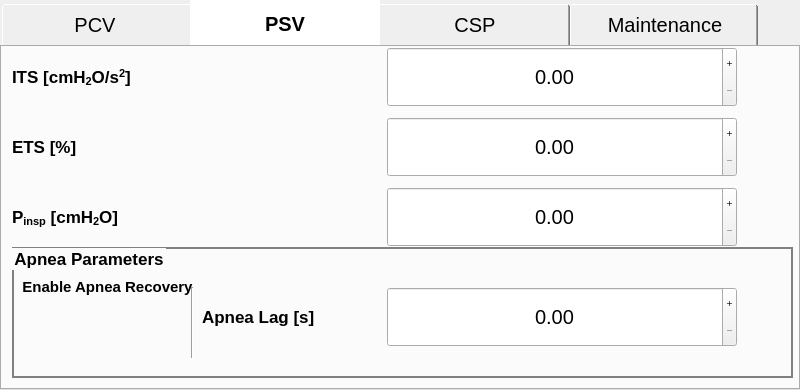
Before: the Qt Designer form gui/settings/settings.ui in guescio/gui, drawn with Qt 5.
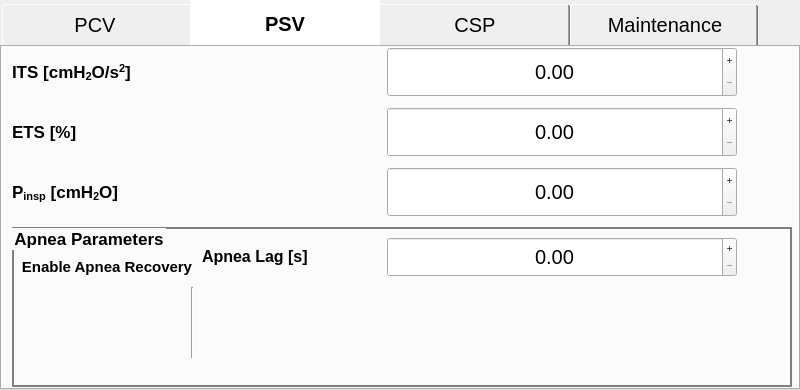
After: the same form once the commit is applied. The open tabs and pages were chosen to show the change. Icons and pictures are not drawn. Custom widgets are drawn as their Qt base class.

Commit message: make some room for the new buttons and spinboxes

The edit to the form file:
```diff
--- a/gui/settings/settings.ui
+++ b/gui/settings/settings.ui
@@ -921,7 +921,7 @@
           <x>10</x>
           <y>0</y>
           <width>340</width>
-          <height>60</height>
+          <height>50</height>
          </rect>
         </property>
         <property name="font">
@@ -939,9 +939,9 @@
         <property name="geometry">
          <rect>
           <x>10</x>
-          <y>80</y>
+          <y>60</y>
           <width>340</width>
-          <height>40</height>
+          <height>50</height>
          </rect>
         </property>
         <property name="font">
@@ -961,7 +961,7 @@
           <x>360</x>
           <y>0</y>
           <width>400</width>
-          <height>60</height>
+          <height>50</height>
          </rect>
         </property>
         <property name="font">
@@ -980,9 +980,9 @@
         <property name="geometry">
          <rect>
           <x>360</x>
-          <y>70</y>
+          <y>60</y>
           <width>400</width>
-          <height>60</height>
+          <height>50</height>
          </rect>
         </property>
         <property name="font">
@@ -1016,7 +1016,7 @@
           <x>440</x>
           <y>0</y>
           <width>240</width>
-          <height>60</height>
+          <height>50</height>
          </rect>
         </property>
         <property name="palette">
@@ -1129,9 +1129,9 @@
         <property name="geometry">
          <rect>
           <x>440</x>
-          <y>70</y>
+          <y>60</y>
           <width>240</width>
-          <height>60</height>
+          <height>50</height>
          </rect>
         </property>
         <property name="palette">
@@ -1244,9 +1244,9 @@
         <property name="geometry">
          <rect>
           <x>360</x>
-          <y>140</y>
+          <y>120</y>
           <width>400</width>
-          <height>60</height>
+          <height>50</height>
          </rect>
         </property>
         <property name="font">
@@ -1265,9 +1265,9 @@
         <property name="geometry">
          <rect>
           <x>440</x>
-          <y>140</y>
+          <y>120</y>
           <width>240</width>
-          <height>60</height>
+          <height>50</height>
          </rect>
         </property>
         <property name="palette">
@@ -1380,9 +1380,9 @@
         <property name="geometry">
          <rect>
           <x>10</x>
-          <y>140</y>
+          <y>120</y>
           <width>340</width>
-          <height>60</height>
+          <height>50</height>
          </rect>
         </property>
         <property name="font">
@@ -1400,9 +1400,9 @@
         <property name="geometry">
          <rect>
           <x>10</x>
-          <y>200</y>
-          <width>781</width>
-          <height>131</height>
+          <y>180</y>
+          <width>780</width>
+          <height>160</height>
          </rect>
         </property>
         <property name="font">
@@ -1425,7 +1425,7 @@
           <rect>
            <x>10</x>
            <y>20</y>
-           <width>171</width>
+           <width>170</width>
            <height>40</height>
           </rect>
          </property>
@@ -1447,14 +1447,14 @@
          <property name="geometry">
           <rect>
            <x>190</x>
-           <y>40</y>
+           <y>10</y>
            <width>150</width>
-           <height>60</height>
+           <height>40</height>
           </rect>
          </property>
          <property name="font">
           <font>
-           <pointsize>13</pointsize>
+           <pointsize>12</pointsize>
            <weight>75</weight>
            <bold>true</bold>
           </font>
@@ -1467,9 +1467,9 @@
          <property name="geometry">
           <rect>
            <x>350</x>
-           <y>40</y>
+           <y>10</y>
            <width>400</width>
-           <height>60</height>
+           <height>40</height>
           </rect>
          </property>
          <property name="font">
@@ -1497,9 +1497,9 @@
          <property name="geometry">
           <rect>
            <x>430</x>
-           <y>40</y>
+           <y>10</y>
            <width>240</width>
-           <height>60</height>
+           <height>40</height>
           </rect>
          </property>
          <property name="palette">
```
Left out of the diff: 5 changed lines with no effect on the pictures.
